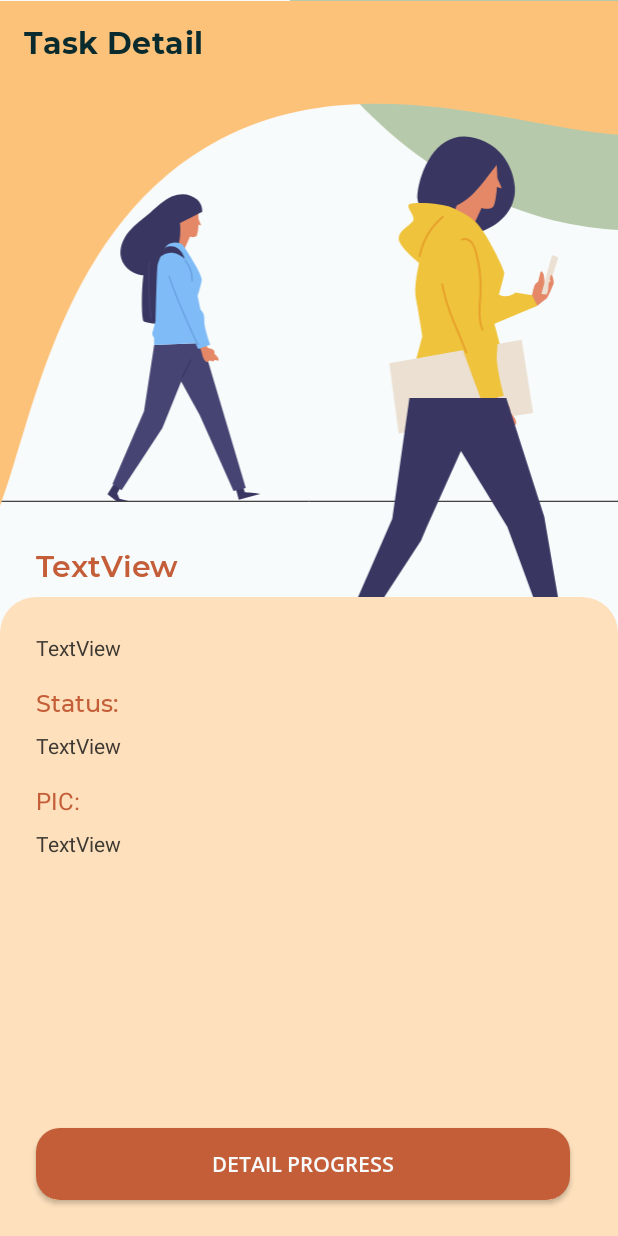
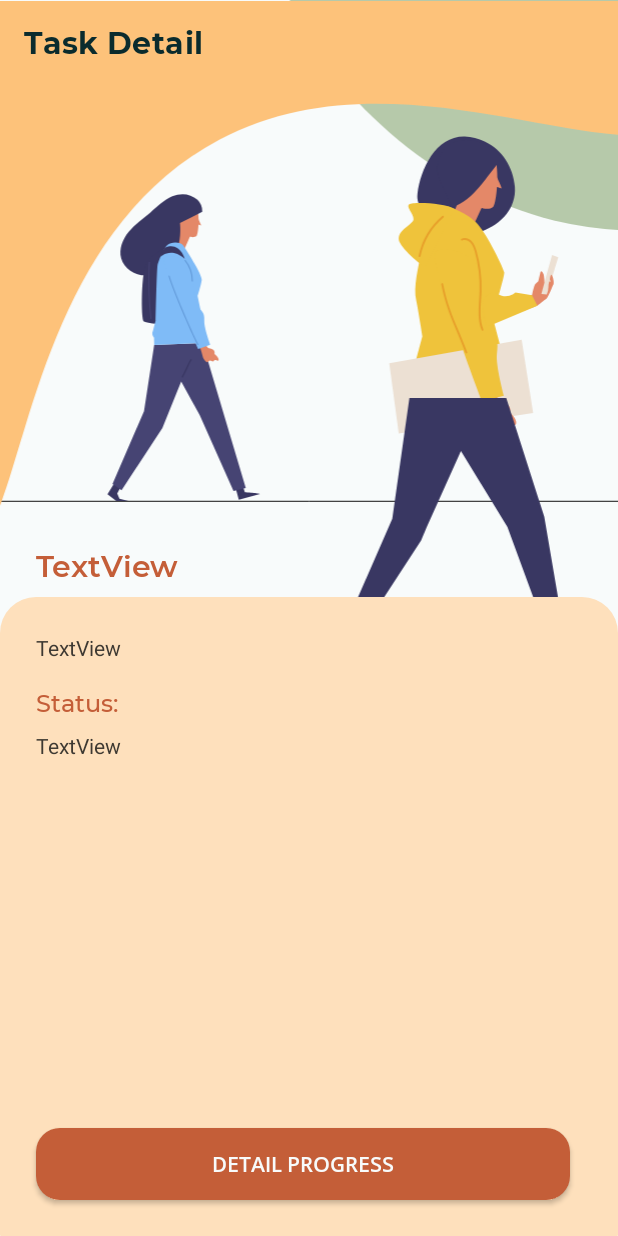
Before and after one commit to tinaranw/UCInternship, an Android app: the DetailTaskFragment screen opened through its navigation route, on a phone screen of 412 x 824 dp. Run offline under Robolectric (Android 15) with nearby library versions, the phone set to English and light mode, and no system bars; our stand-ins replace ButterKnife, navigation-ui; 4 statements that could not run were skipped.

Commit message:
lil fix on task detail  view
pic babai

```diff
--- a/app/src/main/java/com/example/ucinternship/ui/DetailTaskFragment.java
+++ b/app/src/main/java/com/example/ucinternship/ui/DetailTaskFragment.java
@@ -32,8 +32,6 @@ public class DetailTaskFragment extends Fragment {
     TextView taskdesc;
     @BindView(R.id.task_status_txt)
     TextView taskstatus;
-    @BindView(R.id.pic_name_txt)
-    TextView taskpic;
     @BindView(R.id.progress_btn)
     Button addbtn;
 
--- a/app/src/main/res/layout/fragment_detail_task.xml
+++ b/app/src/main/res/layout/fragment_detail_task.xml
@@ -100,27 +100,6 @@
                 app:layout_constraintEnd_toEndOf="parent"
                 app:layout_constraintStart_toStartOf="@+id/task_status_txt" />
 
-            <TextView
-                android:id="@+id/textView4"
-                android:layout_width="0dp"
-                android:layout_height="wrap_content"
-                android:layout_marginTop="16dp"
-                android:text="PIC:"
-                android:textColor="@color/text2"
-                android:textSize="16sp"
-                app:layout_constraintStart_toStartOf="@+id/task_status_txt"
-                app:layout_constraintTop_toBottomOf="@+id/task_status_txt" />
-
-            <TextView
-                android:id="@+id/pic_name_txt"
-                android:layout_width="0dp"
-                android:layout_height="wrap_content"
-                android:layout_marginTop="8dp"
-                android:text="TextView"
-                android:textColor="@color/text"
-                app:layout_constraintStart_toStartOf="@+id/textView4"
-                app:layout_constraintTop_toBottomOf="@+id/textView4" />
-
             <androidx.appcompat.widget.Toolbar
                 android:id="@+id/task_det_tb"
                 android:layout_width="match_parent"
```
